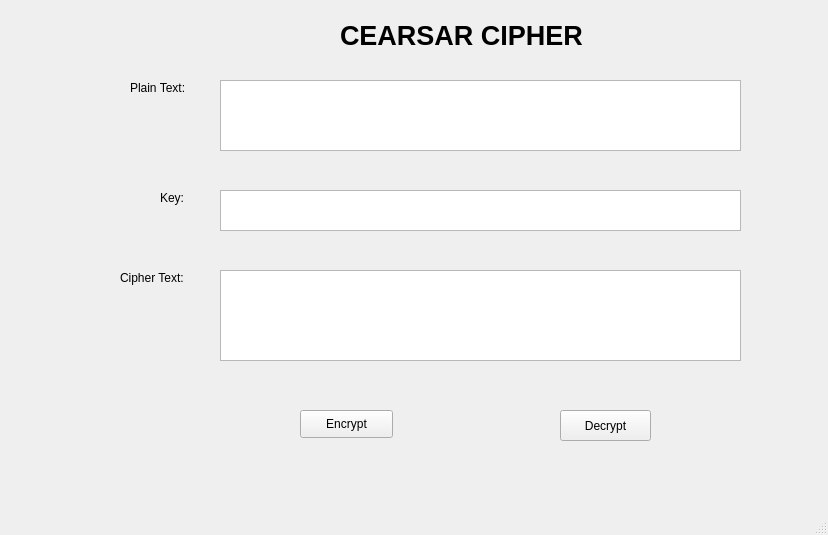
Old version of the form LAB_03/ui/caesar.ui in the repository QuanXam/TH_BMTT_NC.
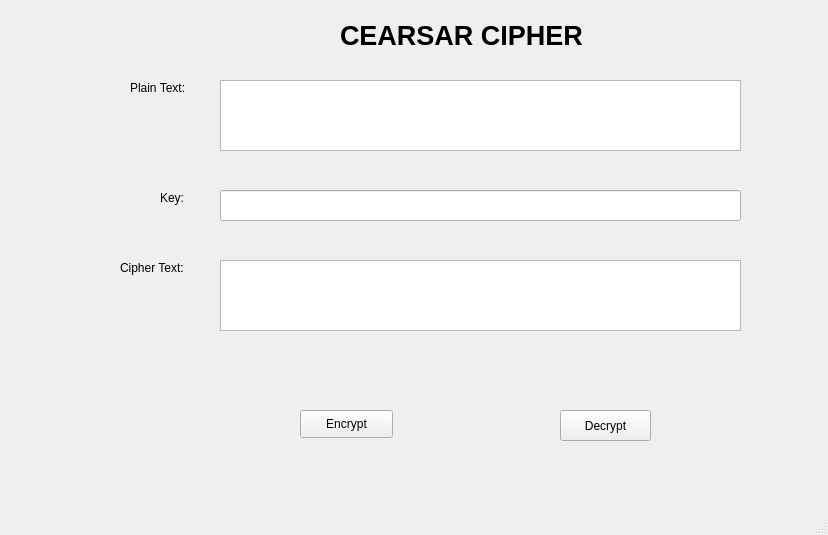
New version of the form.

What changed in the file:
```diff
--- a/LAB_03/ui/caesar.ui
+++ b/LAB_03/ui/caesar.ui
@@ -70,7 +70,7 @@
     <property name="geometry">
      <rect>
       <x>120</x>
-      <y>270</y>
+      <y>260</y>
       <width>71</width>
       <height>16</height>
      </rect>
@@ -79,16 +79,6 @@
      <string>Cipher Text:</string>
     </property>
    </widget>
-   <widget class="QTextBrowser" name="txt_cipher_text">
-    <property name="geometry">
-     <rect>
-      <x>220</x>
-      <y>270</y>
-      <width>521</width>
-      <height>91</height>
-     </rect>
-    </property>
-   </widget>
    <widget class="QPushButton" name="btn_encrypt">
     <property name="geometry">
      <rect>
@@ -125,16 +115,29 @@
      </rect>
     </property>
    </widget>
-   <widget class="QTextEdit" name="txt_key">
+   <widget class="QLineEdit" name="txt_key">
     <property name="geometry">
      <rect>
       <x>220</x>
       <y>190</y>
       <width>521</width>
-      <height>41</height>
+      <height>31</height>
      </rect>
     </property>
    </widget>
+   <widget class="QTextEdit" name="txt_Cipher_Text">
+    <property name="geometry">
+     <rect>
+      <x>220</x>
+      <y>260</y>
+      <width>521</width>
+      <height>71</height>
+     </rect>
+    </property>
+    <property name="readOnly">
+     <bool>false</bool>
+    </property>
+   </widget>
   </widget>
   <widget class="QMenuBar" name="menubar">
    <property name="geometry">
```
